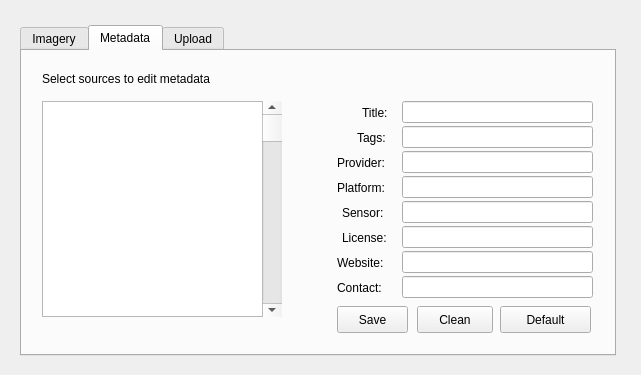
Above: OpenAerialMap/oam_client_dialog_base.ui from hotosm/oam-qgis-plugin before the change. Below: the same form after it.
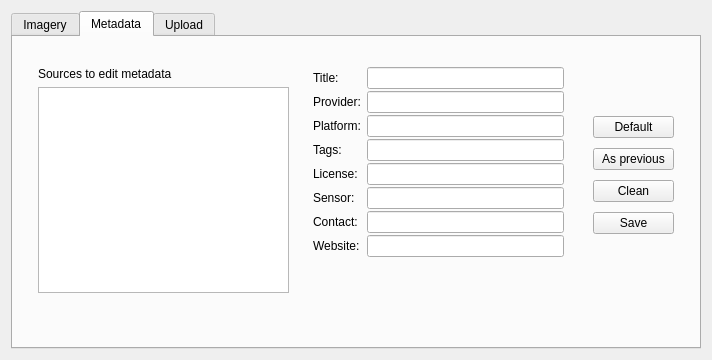
That is the form after the change. The open tabs and pages were chosen to show the change.

Commit message: Added message bar to the layout and some validation of sources

```diff
--- a/OpenAerialMap/oam_client_dialog_base.ui
+++ b/OpenAerialMap/oam_client_dialog_base.ui
@@ -6,22 +6,16 @@
    <rect>
     <x>0</x>
     <y>0</y>
-    <width>641</width>
-    <height>375</height>
+    <width>712</width>
+    <height>360</height>
    </rect>
   </property>
   <property name="windowTitle">
    <string>Open Aerial Map (OAM)</string>
   </property>
+  <layout class="QGridLayout" name="gridLayout">
+   <item row="0" column="0">
   <widget class="QTabWidget" name="tab_widget">
-   <property name="geometry">
-    <rect>
-     <x>20</x>
-     <y>25</y>
-     <width>596</width>
-     <height>331</height>
-    </rect>
-   </property>
    <property name="toolTip">
     <string/>
    </property>
@@ -228,267 +222,169 @@
     <attribute name="title">
      <string>Metadata</string>
     </attribute>
+      <widget class="QWidget" name="formLayoutWidget_2">
+       <property name="geometry">
+        <rect>
+         <x>300</x>
+         <y>30</y>
+         <width>251</width>
+         <height>226</height>
+        </rect>
+       </property>
+       <layout class="QFormLayout" name="formLayout_1">
+        <property name="fieldGrowthPolicy">
+         <enum>QFormLayout::AllNonFixedFieldsGrow</enum>
+        </property>
+        <property name="verticalSpacing">
+         <number>2</number>
+        </property>
+        <item row="0" column="0">
     <widget class="QLabel" name="title_label">
-     <property name="geometry">
-      <rect>
-       <x>340</x>
-       <y>55</y>
-       <width>59</width>
-       <height>14</height>
-      </rect>
-     </property>
      <property name="text">
       <string>Title:</string>
      </property>
     </widget>
-    <widget class="QLabel" name="tags_label">
-     <property name="geometry">
-      <rect>
-       <x>335</x>
-       <y>80</y>
-       <width>59</width>
-       <height>14</height>
-      </rect>
-     </property>
-     <property name="text">
-      <string>Tags:</string>
-     </property>
-    </widget>
+        </item>
+        <item row="0" column="1">
+         <widget class="QLineEdit" name="title_edit"/>
+        </item>
+        <item row="1" column="0">
     <widget class="QLabel" name="provider_label">
-     <property name="geometry">
-      <rect>
-       <x>315</x>
-       <y>105</y>
-       <width>59</width>
-       <height>14</height>
-      </rect>
-     </property>
      <property name="text">
       <string>Provider:</string>
      </property>
     </widget>
+        </item>
+        <item row="1" column="1">
+         <widget class="QLineEdit" name="provider_edit"/>
+        </item>
+        <item row="2" column="0">
     <widget class="QLabel" name="platform_label">
-     <property name="geometry">
-      <rect>
-       <x>315</x>
-       <y>130</y>
-       <width>59</width>
-       <height>14</height>
-      </rect>
-     </property>
      <property name="text">
       <string>Platform:</string>
      </property>
     </widget>
-    <widget class="QLabel" name="sensor_label">
-     <property name="geometry">
-      <rect>
-       <x>320</x>
-       <y>155</y>
-       <width>59</width>
-       <height>14</height>
-      </rect>
-     </property>
+        </item>
+        <item row="2" column="1">
+         <widget class="QLineEdit" name="platform_edit"/>
+        </item>
+        <item row="3" column="0">
+         <widget class="QLabel" name="tags_label">
      <property name="text">
-      <string>Sensor:</string>
-     </property>
-    </widget>
+           <string>Tags:</string>
+          </property>
+         </widget>
+        </item>
+        <item row="3" column="1">
+         <widget class="QLineEdit" name="tags_edit"/>
+        </item>
+        <item row="4" column="0">
     <widget class="QLabel" name="license_label">
-     <property name="geometry">
-      <rect>
-       <x>320</x>
-       <y>180</y>
-       <width>59</width>
-       <height>14</height>
-      </rect>
-     </property>
      <property name="text">
       <string>License:</string>
      </property>
     </widget>
-    <widget class="QLabel" name="website_label">
-     <property name="geometry">
-      <rect>
-       <x>315</x>
-       <y>205</y>
-       <width>59</width>
-       <height>14</height>
-      </rect>
-     </property>
+        </item>
+        <item row="4" column="1">
+         <widget class="QLineEdit" name="license_edit"/>
+        </item>
+        <item row="5" column="0">
+         <widget class="QLabel" name="sensor_label">
      <property name="text">
-      <string>Website:</string>
-     </property>
-    </widget>
+           <string>Sensor:</string>
+          </property>
+         </widget>
+        </item>
+        <item row="5" column="1">
+         <widget class="QLineEdit" name="sensor_edit"/>
+        </item>
+        <item row="6" column="0">
     <widget class="QLabel" name="contact_label">
-     <property name="geometry">
-      <rect>
-       <x>315</x>
-       <y>230</y>
-       <width>59</width>
-       <height>14</height>
-      </rect>
-     </property>
      <property name="text">
       <string>Contact:</string>
      </property>
     </widget>
-    <widget class="QLineEdit" name="title_edit">
-     <property name="geometry">
-      <rect>
-       <x>380</x>
-       <y>50</y>
-       <width>191</width>
-       <height>22</height>
-      </rect>
-     </property>
-    </widget>
-    <widget class="QLineEdit" name="tags_edit">
+        </item>
+        <item row="6" column="1">
+         <widget class="QLineEdit" name="contact_edit"/>
+        </item>
+        <item row="7" column="0">
+         <widget class="QLabel" name="website_label">
+          <property name="text">
+           <string>Website:</string>
+          </property>
+         </widget>
+        </item>
+        <item row="7" column="1">
+         <widget class="QLineEdit" name="website_edit"/>
+        </item>
+       </layout>
+      </widget>
+      <widget class="QWidget" name="">
      <property name="geometry">
       <rect>
-       <x>380</x>
+         <x>580</x>
        <y>75</y>
-       <width>191</width>
-       <height>22</height>
-      </rect>
-     </property>
-    </widget>
-    <widget class="QLineEdit" name="provider_edit">
-     <property name="geometry">
-      <rect>
-       <x>380</x>
-       <y>100</y>
-       <width>191</width>
-       <height>22</height>
-      </rect>
-     </property>
-    </widget>
-    <widget class="QLineEdit" name="platform_edit">
-     <property name="geometry">
-      <rect>
-       <x>380</x>
-       <y>125</y>
-       <width>191</width>
-       <height>22</height>
-      </rect>
-     </property>
-    </widget>
-    <widget class="QLineEdit" name="sensor_edit">
-     <property name="geometry">
-      <rect>
-       <x>380</x>
-       <y>150</y>
-       <width>191</width>
-       <height>22</height>
-      </rect>
-     </property>
-    </widget>
-    <widget class="QLineEdit" name="license_edit">
-     <property name="geometry">
-      <rect>
-       <x>380</x>
-       <y>175</y>
-       <width>191</width>
-       <height>22</height>
-      </rect>
-     </property>
-    </widget>
-    <widget class="QLineEdit" name="website_edit">
-     <property name="geometry">
-      <rect>
-       <x>380</x>
-       <y>200</y>
-       <width>191</width>
-       <height>22</height>
-      </rect>
-     </property>
-    </widget>
-    <widget class="QLineEdit" name="contact_edit">
-     <property name="geometry">
-      <rect>
-       <x>380</x>
-       <y>225</y>
-       <width>191</width>
-       <height>22</height>
-      </rect>
-     </property>
-    </widget>
-    <widget class="QLabel" name="select_source_metadata_label">
-     <property name="geometry">
-      <rect>
-       <x>20</x>
-       <y>20</y>
-       <width>231</width>
-       <height>16</height>
-      </rect>
-     </property>
+         <width>81</width>
+         <height>128</height>
+        </rect>
+       </property>
+       <layout class="QVBoxLayout" name="verticalLayout_4">
+        <item>
+         <widget class="QPushButton" name="default_button">
      <property name="text">
-      <string>Select sources to edit metadata</string>
-     </property>
-    </widget>
-    <widget class="QPushButton" name="save_button">
-     <property name="geometry">
-      <rect>
-       <x>315</x>
-       <y>255</y>
-       <width>71</width>
-       <height>27</height>
-      </rect>
-     </property>
+           <string>Default</string>
+          </property>
+         </widget>
+        </item>
+        <item>
+         <widget class="QPushButton" name="as_previous_button">
      <property name="text">
-      <string>Save</string>
-     </property>
-    </widget>
+           <string>As previous</string>
+          </property>
+         </widget>
+        </item>
+        <item>
     <widget class="QPushButton" name="clean_button">
-     <property name="geometry">
-      <rect>
-       <x>395</x>
-       <y>255</y>
-       <width>76</width>
-       <height>27</height>
-      </rect>
-     </property>
      <property name="text">
       <string>Clean</string>
      </property>
     </widget>
-    <widget class="QScrollBar" name="list_sources_scroll_bar">
+        </item>
+        <item>
+         <widget class="QPushButton" name="save_button">
+          <property name="text">
+           <string>Save</string>
+          </property>
+         </widget>
+        </item>
+       </layout>
+      </widget>
+      <widget class="QWidget" name="">
      <property name="geometry">
       <rect>
-       <x>240</x>
-       <y>50</y>
-       <width>20</width>
-       <height>216</height>
-      </rect>
-     </property>
-     <property name="orientation">
-      <enum>Qt::Vertical</enum>
-     </property>
-    </widget>
+         <x>25</x>
+         <y>30</y>
+         <width>251</width>
+         <height>226</height>
+        </rect>
+       </property>
+       <layout class="QVBoxLayout" name="verticalLayout_5">
+        <item>
+         <widget class="QLabel" name="select_source_metadata_label">
+          <property name="text">
+           <string>Sources to edit metadata</string>
+          </property>
+         </widget>
+        </item>
+        <item>
     <widget class="QListWidget" name="added_sources_list_widget">
-     <property name="geometry">
-      <rect>
-       <x>20</x>
-       <y>50</y>
-       <width>221</width>
-       <height>216</height>
-      </rect>
-     </property>
      <property name="selectionMode">
       <enum>QAbstractItemView::MultiSelection</enum>
      </property>
     </widget>
-    <widget class="QPushButton" name="default_button">
-     <property name="geometry">
-      <rect>
-       <x>478</x>
-       <y>255</y>
-       <width>91</width>
-       <height>27</height>
-      </rect>
-     </property>
-     <property name="text">
-      <string>Default</string>
-     </property>
+        </item>
+       </layout>
     </widget>
     <zorder>added_sources_list_widget</zorder>
     <zorder>title_label</zorder>
@@ -731,8 +627,13 @@
     <zorder>cancel_button</zorder>
     <zorder>secret_key_edit</zorder>
     <zorder>secret_key_label</zorder>
-   </widget>
-  </widget>
+      <zorder>final_save_button</zorder>
+     </widget>
+    </widget>
+   </item>
+  </layout>
+  <zorder>tab_widget</zorder>
+  <zorder></zorder>
  </widget>
  <resources/>
  <connections/>
```
Left out of the diff: 588 changed lines with no effect on the pictures. Lines whose indentation alone changed are shown as unchanged. The commit also changes 1 other file.
